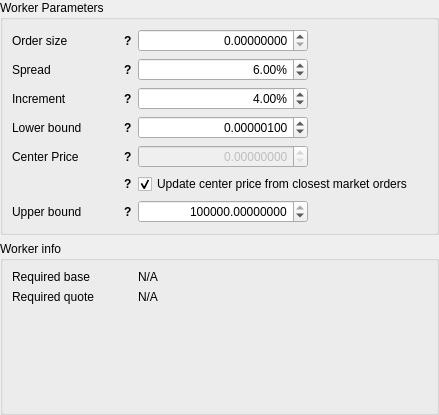
First picture: the form in dexbot/views/ui/forms/staggered_orders_widget.ui, repository xeroc/stakemachine, before the edit.
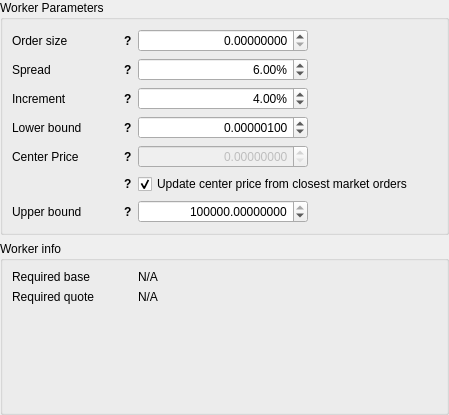
Second picture: the form after the edit.

Diff of the .ui file:
```diff
--- a/dexbot/views/ui/forms/staggered_orders_widget.ui
+++ b/dexbot/views/ui/forms/staggered_orders_widget.ui
@@ -6,7 +6,7 @@
    <rect>
     <x>0</x>
     <y>0</y>
-    <width>439</width>
+    <width>449</width>
     <height>415</height>
    </rect>
   </property>
```
